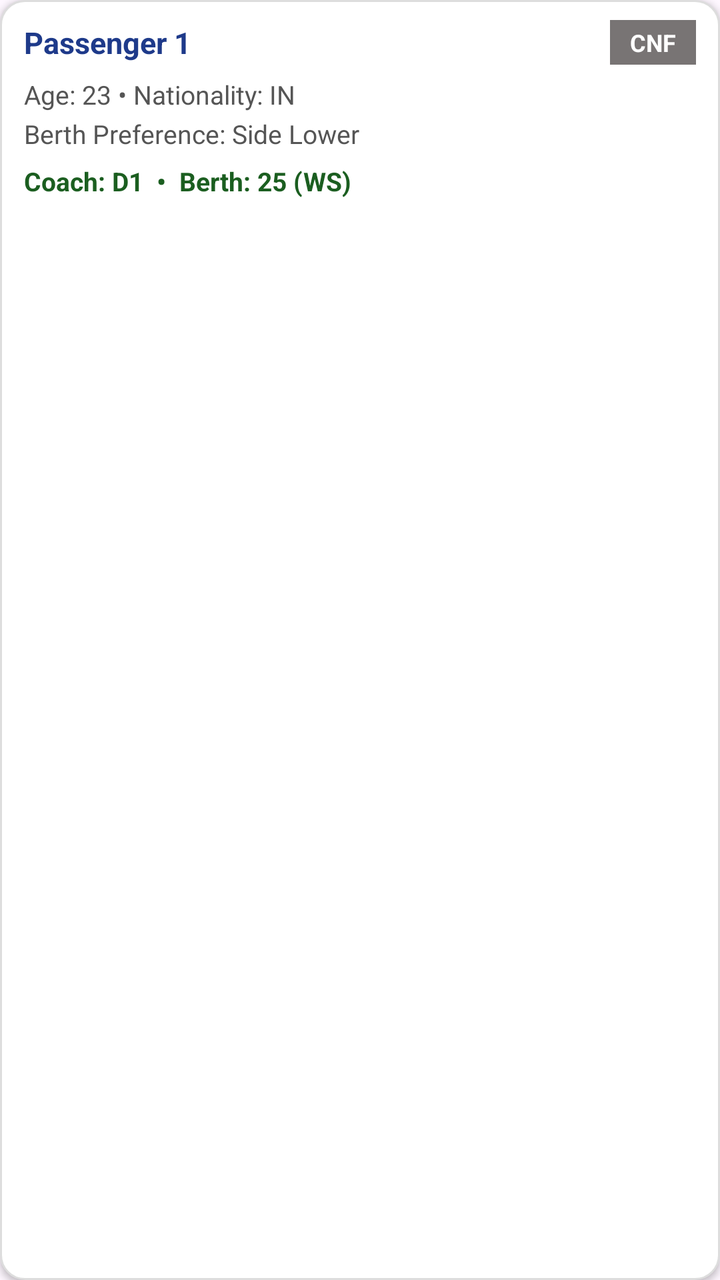
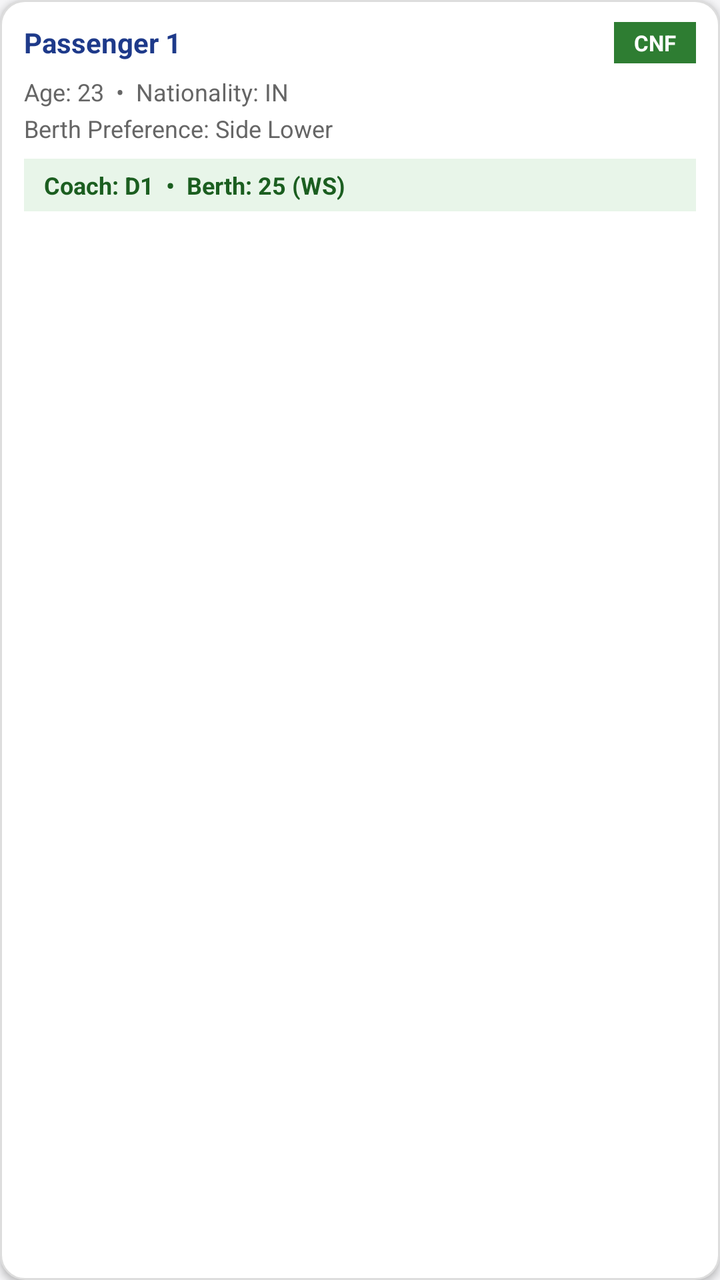

Two renders of the same Android screen: before a commit and after it. Below are the layout's source before the change and the commit's diff.
<!-- AndroidManifest.xml: application theme Theme.RailRadar -->
<!-- res/layout/passenger_list_view_layout.xml -->
<?xml version="1.0" encoding="utf-8"?>
<LinearLayout xmlns:android="http://schemas.android.com/apk/res/android"
    android:layout_width="match_parent"
    android:layout_height="wrap_content"
    android:orientation="vertical"
    android:paddingHorizontal="12dp"
    android:paddingVertical="10dp"
    android:background="@drawable/bg_passenger_pnr_card"
    android:layout_marginHorizontal="4dp"
    android:layout_marginVertical="4dp"
    android:elevation="2dp">

    
    <LinearLayout
        android:layout_width="match_parent"
        android:layout_height="wrap_content"
        android:orientation="horizontal"
        android:gravity="center_vertical">

        <TextView
            android:id="@+id/passengerSerialNumber"
            android:layout_width="0dp"
            android:layout_height="wrap_content"
            android:layout_weight="1"
            android:text="Passenger 1"
            android:textStyle="bold"
            android:textSize="15sp"
            android:textColor="#1E3A8A" />

        <TextView
            android:id="@+id/currentStatus"
            android:layout_width="wrap_content"
            android:layout_height="wrap_content"
            android:text="CNF"
            android:textSize="12sp"
            android:textStyle="bold"
            android:textColor="#FFFFFF"
            android:background="#787474"
            android:paddingHorizontal="10dp"
            android:paddingVertical="3dp" />
    </LinearLayout>

    
    <TextView
        android:id="@+id/passengerAgeNationality"
        android:layout_width="match_parent"
        android:layout_height="wrap_content"
        android:text="Age: 23 • Nationality: IN"
        android:textSize="13sp"
        android:textColor="#555555"
        android:paddingTop="6dp" />

    
    <TextView
        android:id="@+id/passengerBerthChoice"
        android:layout_width="match_parent"
        android:layout_height="wrap_content"
        android:text="Berth Preference: Side Lower"
        android:textSize="13sp"
        android:textColor="#555555"
        android:paddingTop="2dp" />

    
    <TextView
        android:id="@+id/bookingDetails"
        android:layout_width="match_parent"
        android:layout_height="wrap_content"
        android:text="Coach: D1  •  Berth: 25 (WS)"
        android:textSize="13sp"
        android:textStyle="bold"
        android:textColor="#1B5E20"
        android:paddingTop="6dp" />

</LinearLayout>
<!-- resources referenced by this layout -->
<resources>
  <!-- drawable bg_passenger_pnr_card (drawable) -->
  <?xml version="1.0" encoding="utf-8"?>
  <shape xmlns:android="http://schemas.android.com/apk/res/android"
      android:shape="rectangle">
  
      
      <corners android:radius="12dp" />
  
      
      <solid android:color="@android:color/white" />
  
      
      <stroke
          android:width="1dp"
          android:color="#DDDDDD" />
  </shape>
  <style name="Theme.RailRadar" parent="Theme.Material3.DayNight.NoActionBar">
  
          
          <item name="colorPrimary">#4C6133</item>
          <item name="colorOnPrimary">@color/white</item>
          <item name="colorPrimaryContainer">@color/purple_200</item>
          <item name="colorOnPrimaryContainer">@color/black</item>
  
          
          <item name="colorSecondary">@color/teal_200</item>
          <item name="colorOnSecondary">@color/black</item>
  
          
          <item name="android:statusBarColor">?attr/colorPrimary</item>
  
          
      </style>
  <color name="white">#FFFFFFFF</color>
  
  
      //user route train colors
  <color name="purple_200">#FFBB86FC</color>
  <color name="black">#FF000000</color>
  <color name="teal_200">#FF03DAC5</color>
</resources>

<!-- the commit's change to res/layout/passenger_list_view_layout.xml (unified diff, before → after) -->
@@ -4,7 +4,7 @@
     android:layout_height="wrap_content"
     android:orientation="vertical"
     android:paddingHorizontal="12dp"
-    android:paddingVertical="10dp"
+    android:paddingVertical="11dp"
     android:background="@drawable/bg_passenger_pnr_card"
     android:layout_marginHorizontal="4dp"
     android:layout_marginVertical="4dp"
@@ -24,7 +24,7 @@
             android:layout_weight="1"
             android:text="Passenger 1"
             android:textStyle="bold"
-            android:textSize="15sp"
+            android:textSize="14sp"
             android:textColor="#1E3A8A" />
 
         <TextView
@@ -32,10 +32,10 @@
             android:layout_width="wrap_content"
             android:layout_height="wrap_content"
             android:text="CNF"
-            android:textSize="12sp"
+            android:textSize="11sp"
             android:textStyle="bold"
             android:textColor="#FFFFFF"
-            android:background="#787474"
+            android:background="#2E7D32"
             android:paddingHorizontal="10dp"
             android:paddingVertical="3dp" />
     </LinearLayout>
@@ -45,30 +45,33 @@
         android:id="@+id/passengerAgeNationality"
         android:layout_width="match_parent"
         android:layout_height="wrap_content"
-        android:text="Age: 23 • Nationality: IN"
-        android:textSize="13sp"
-        android:textColor="#555555"
-        android:paddingTop="6dp" />
+        android:layout_marginTop="6dp"
+        android:text="Age: 23  •  Nationality: IN"
+        android:textSize="12sp"
+        android:textColor="#666666" />
 
     
     <TextView
         android:id="@+id/passengerBerthChoice"
         android:layout_width="match_parent"
         android:layout_height="wrap_content"
+        android:layout_marginTop="2dp"
         android:text="Berth Preference: Side Lower"
-        android:textSize="13sp"
-        android:textColor="#555555"
-        android:paddingTop="2dp" />
+        android:textSize="12sp"
+        android:textColor="#666666" />
 
     
     <TextView
         android:id="@+id/bookingDetails"
         android:layout_width="match_parent"
         android:layout_height="wrap_content"
+        android:layout_marginTop="7dp"
+        android:background="#E8F5E9"
+        android:paddingHorizontal="10dp"
+        android:paddingVertical="5dp"
         android:text="Coach: D1  •  Berth: 25 (WS)"
-        android:textSize="13sp"
+        android:textSize="12sp"
         android:textStyle="bold"
-        android:textColor="#1B5E20"
-        android:paddingTop="6dp" />
+        android:textColor="#1B5E20" />
 
 </LinearLayout>
<!-- resource entries referenced after the edit -->
@@ -19,26 +19,27 @@
   <style name="Theme.RailRadar" parent="Theme.Material3.DayNight.NoActionBar">
   
           
-          <item name="colorPrimary">#4C6133</item>
-          <item name="colorOnPrimary">@color/white</item>
-          <item name="colorPrimaryContainer">@color/purple_200</item>
-          <item name="colorOnPrimaryContainer">@color/black</item>
+          <item name="colorPrimary">#1E3A8A</item>
+          <item name="colorOnPrimary">#FFFFFF</item>
+          <item name="colorPrimaryContainer">#DBE1FF</item>
+          <item name="colorOnPrimaryContainer">#00174B</item>
   
           
-          <item name="colorSecondary">@color/teal_200</item>
-          <item name="colorOnSecondary">@color/black</item>
+          <item name="colorSecondary">#FF6E40</item>
+          <item name="colorOnSecondary">#FFFFFF</item>
+          <item name="colorSecondaryContainer">#FFDBCF</item>
+          <item name="colorOnSecondaryContainer">#3A0B00</item>
+  
+          
+          <item name="android:colorBackground">#F5F5F7</item>
+          <item name="colorSurface">#FFFFFF</item>
+          <item name="colorOnSurface">#1A1A1A</item>
+          <item name="colorOnSurfaceVariant">#5C5C5C</item>
   
           
           <item name="android:statusBarColor">?attr/colorPrimary</item>
+          <item name="android:windowLightStatusBar">false</item>
   
-          
       </style>
-  <color name="white">#FFFFFFFF</color>
-  
-  
-      //user route train colors
-  <color name="purple_200">#FFBB86FC</color>
-  <color name="black">#FF000000</color>
-  <color name="teal_200">#FF03DAC5</color>
 </resources>
 
